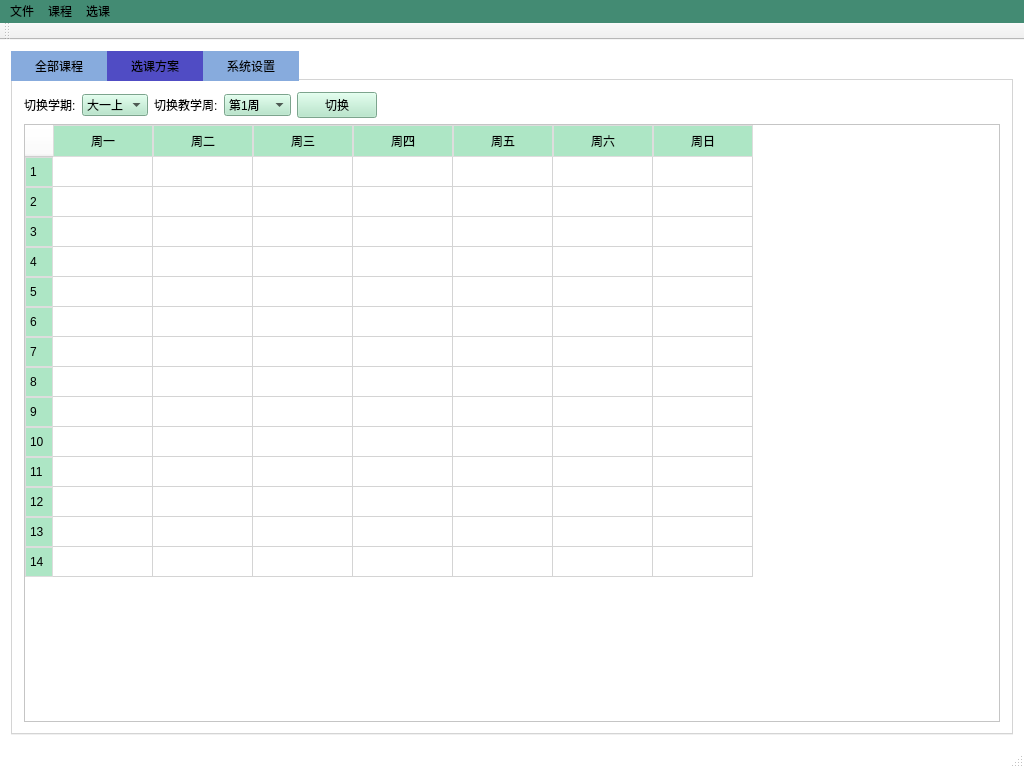
The window that course_selection/mainwindow.ui (Hannahvictoriza092/Course_selection) describes before a commit, drawn with Qt 5.
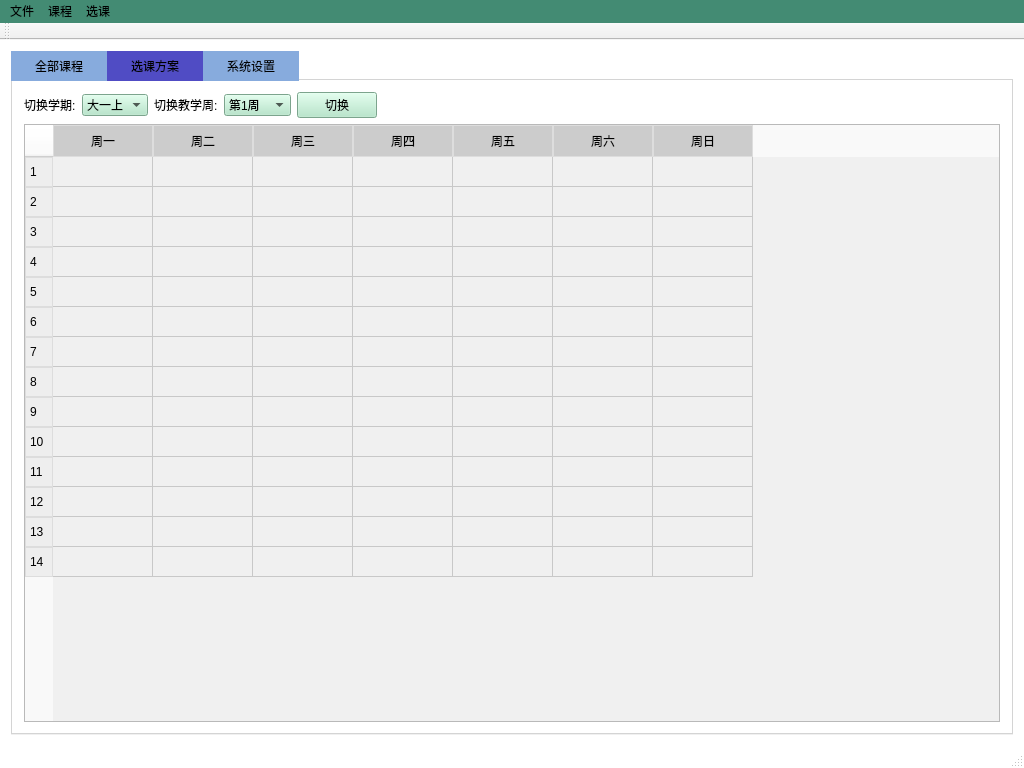
The same window after the commit.

Patch:
```diff
--- a/course_selection/mainwindow.ui
+++ b/course_selection/mainwindow.ui
@@ -380,8 +380,10 @@
         <item>
          <widget class="QTableWidget" name="scheduleTableWidget">
           <property name="styleSheet">
-           <string notr="true">QHeaderView::section { background-color: #ade6c5; padding: 4px; border: 1px solid #dddddd; color: black; } 
-QTableWidget { background-color: white; alternate-background-color: #f5f5f5; color: black; }</string>
+           <string notr="true">QHeaderView::section:horizontal { background-color: #cccccc; color: black; padding: 4px; border: 1px solid #dddddd; text-align: center; }
+QHeaderView::section:vertical { background-color: #eeeeee; color: black; padding: 4px; border: 1px solid #dddddd; text-align: right; }
+QTableWidget { background-color: #f0f0f0; color: black; }
+QTableWidget::item:empty { background-color: #f0f0f0; }</string>
           </property>
           <property name="verticalScrollBarPolicy">
            <enum>Qt::ScrollBarPolicy::ScrollBarAsNeeded</enum>
```
Left out of the diff: 18 changed lines with no effect on the pictures.
